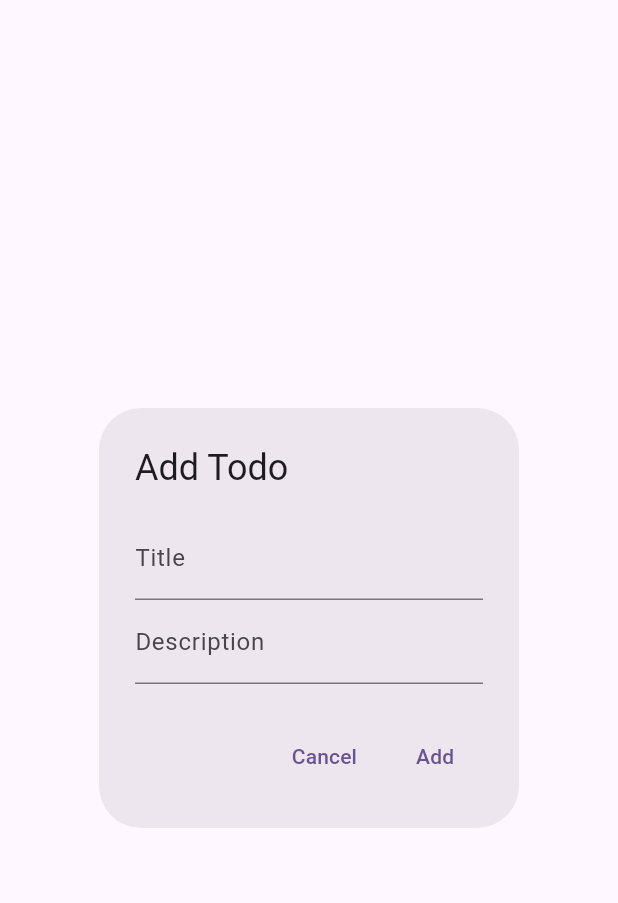
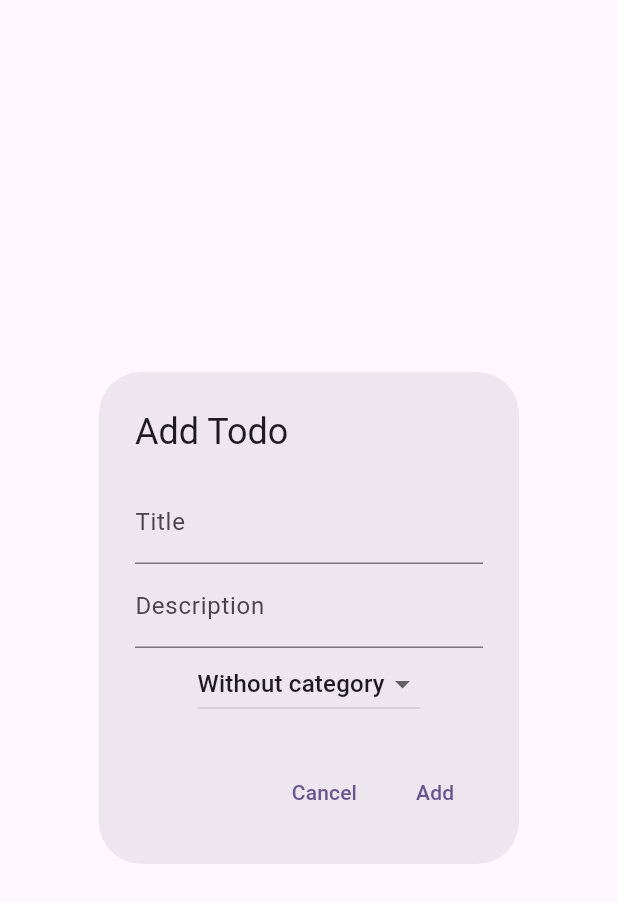
Before and after one commit to Mullexoll/weather_with_todo, a Flutter app: the AddNewTodo widget shown alone on an empty page, opened directly, on a phone screen of 412 x 824 dp. Shown: the top 903 px of the screen. Run offline on Flutter 3.47's test engine with Material 3 defaults, Android fonts, the phone set to English and light mode, and no system bars; our stand-ins replace bloc, equatable, flutter_bloc, geocoding, geolocator, isar; accounts and stored records are empty; generated files the repository leaves out were written again.

Commit message:
added category filter

```diff
--- a/lib/blocs/todo_bloc/todo_event.dart
+++ b/lib/blocs/todo_bloc/todo_event.dart
@@ -11,16 +11,19 @@ class TodoRepositoryInit extends TodoEvent {
 class NewTodoAdded extends TodoEvent {
   final String todoTitle;
   final String todoValue;
+  final String category;
 
   NewTodoAdded({
     required this.todoValue,
     required this.todoTitle,
+    required this.category,
   });
 
   @override
   List<Object?> get props => [
         todoValue,
         todoTitle,
+        category,
       ];
 }
 
@@ -41,3 +44,12 @@ class TodoDeleted extends TodoEvent {
   @override
   List<Object?> get props => [id];
 }
+
+class FilterTypeChanged extends TodoEvent {
+  final String filterName;
+
+  FilterTypeChanged({required this.filterName});
+
+  @override
+  List<Object?> get props => [filterName];
+}
--- a/lib/blocs/todo_bloc/todo_state.dart
+++ b/lib/blocs/todo_bloc/todo_state.dart
@@ -5,19 +5,26 @@ abstract class TodoState extends Equatable {}
 
 class TodoLoaded extends TodoState {
   final List<TodoModel> todos;
+  final String currentFilter;
 
   TodoLoaded({
     required this.todos,
+    required this.currentFilter,
   });
 
   TodoLoaded copyWith({
     List<TodoModel>? todos,
+    String? currentFilter,
   }) {
-    return TodoLoaded(todos: todos ?? this.todos);
+    return TodoLoaded(
+      todos: todos ?? this.todos,
+      currentFilter: currentFilter ?? this.currentFilter,
+    );
   }
 
   @override
   List<Object?> get props => [
         identityHashCode(todos),
+        currentFilter,
       ];
 }
--- a/lib/domain/models/todo_models/todo.model.dart
+++ b/lib/domain/models/todo_models/todo.model.dart
@@ -13,12 +13,14 @@ class TodoModel extends Equatable {
   final String todoTitle;
   final String todoValue;
   final bool todoStatus;
+  final String category;
 
   const TodoModel({
     required this.id,
     required this.todoTitle,
     required this.todoValue,
     required this.todoStatus,
+    required this.category,
   });
 
   @override
@@ -27,5 +29,6 @@ class TodoModel extends Equatable {
         todoTitle,
         todoValue,
         todoStatus,
+        category,
       ];
 }
--- a/lib/infrastructure/repositories/todo.repository.dart
+++ b/lib/infrastructure/repositories/todo.repository.dart
@@ -48,6 +48,7 @@ class TodoRepository {
           todoTitle: todo.todoTitle,
           todoValue: todo.todoValue,
           todoStatus: !todo.todoStatus,
+          category: todo.category,
         );
 
         // Save the changes by calling .save()
--- a/lib/presentation/screens/home.screen.dart
+++ b/lib/presentation/screens/home.screen.dart
@@ -21,6 +21,7 @@ class HomeScreen extends StatelessWidget {
             context: context,
             builder: (context) => const AddNewTodo(),
           ),
+          child: const Icon(Icons.add),
         ),
         body: Padding(
           padding: const EdgeInsets.symmetric(vertical: 16.0),
--- a/lib/presentation/widgets/home_screen_widgets/add_new_todo.dart
+++ b/lib/presentation/widgets/home_screen_widgets/add_new_todo.dart
@@ -15,6 +15,8 @@ class AddNewTodo extends StatefulWidget {
 class _AddNewTodoState extends State<AddNewTodo> {
   TextEditingController titleController = TextEditingController();
   TextEditingController descriptionController = TextEditingController();
+  List<String> options = ['Without category', 'Work', 'Sport', 'Life'];
+  String selectedOption = 'Without category';
 
   @override
   Widget build(BuildContext context) {
@@ -30,6 +32,25 @@ class _AddNewTodoState extends State<AddNewTodo> {
           TextField(
             controller: descriptionController,
             decoration: const InputDecoration(labelText: 'Description'),
+          ),
+          DropdownButton<String>(
+            value: selectedOption, // The currently selected option
+            onChanged: (String? newValue) {
+              if (newValue != null) {
+                setState(() {
+                  selectedOption = newValue;
+                });
+                BlocProvider.of<TodoBloc>(context).add(
+                  FilterTypeChanged(filterName: newValue),
+                );
+              }
+            },
+            items: options.map<DropdownMenuItem<String>>((String value) {
+              return DropdownMenuItem<String>(
+                value: value,
+                child: Text(value),
+              );
+            }).toList(),
           ),
         ],
       ),
@@ -49,6 +70,7 @@ class _AddNewTodoState extends State<AddNewTodo> {
                 NewTodoAdded(
                   todoValue: description,
                   todoTitle: title,
+                  category: selectedOption,
                 ),
               );
               Navigator.of(context).pop();
```
Also changed, not shown: lib/blocs/todo_bloc/todo_bloc.dart (+67 -5 lines), lib/presentation/helpers/text_style_helper.dart (+8 -0 lines), lib/presentation/widgets/home_screen_widgets/filtering_menu.dart (added, +62 -0 lines), lib/presentation/widgets/home_screen_widgets/filtering_menu_delegate.dart (added, +46 -0 lines), lib/presentation/widgets/home_screen_widgets/todo_card.dart (+9 -2 lines), lib/presentation/widgets/home_screen_widgets/todos_builder.dart (+9 -0 lines), lib/domain/models/todo_models/todo.model.g.dart.
